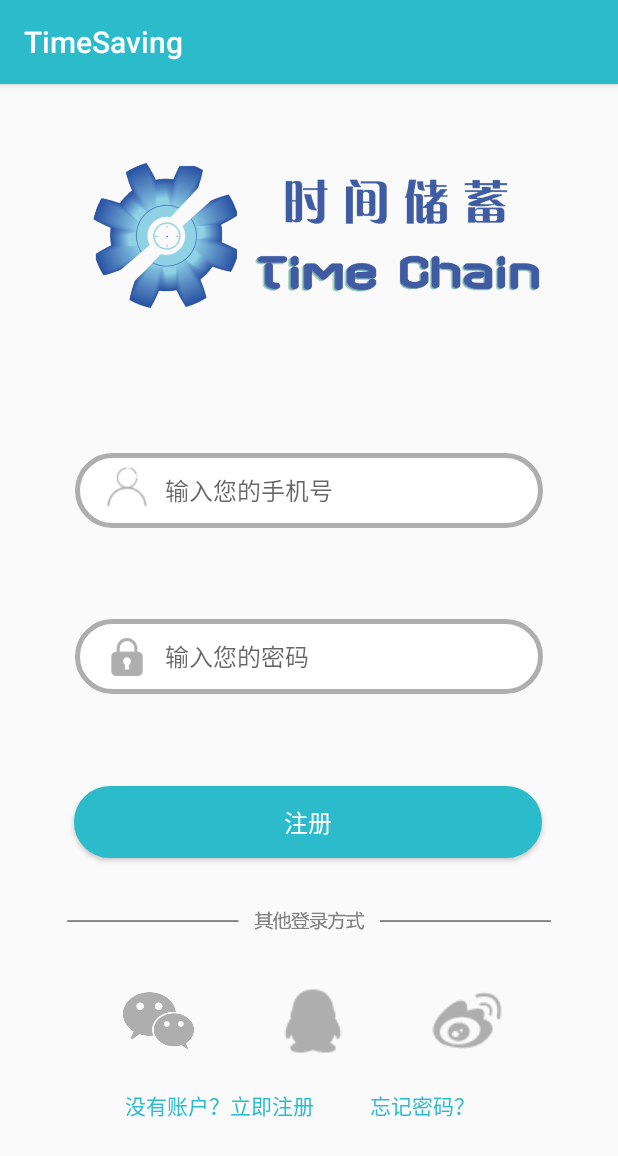
After one commit to 449627440/TimeSaving, an Android app: the LoginActivity screen opened directly, with no data from a screen before it, on a phone screen of 412 x 824 dp. The commit adds this screen. Shown: the top 1156 px of the screen. Run offline under Robolectric (Android 15) with nearby library versions, the phone set to English and light mode, and no system bars.

Commit message:
登录页面

```diff
--- a/app/src/main/AndroidManifest.xml
+++ b/app/src/main/AndroidManifest.xml
@@ -9,7 +9,8 @@
         android:roundIcon="@mipmap/ic_launcher_round"
         android:supportsRtl="true"
         android:theme="@style/AppTheme">
-        <activity android:name=".Welcome.RegisterActivity"></activity>
+        <activity android:name=".Welcome.LoginActivity"></activity>
+        <activity android:name=".Welcome.RegisterActivity" />
         <activity android:name=".MainActivity">
             <intent-filter>
                 <action android:name="android.intent.action.MAIN" />
--- /dev/null
+++ b/app/src/main/java/com/swufe/timesaving/Welcome/LoginActivity.java
@@ -0,0 +1,15 @@
+package com.swufe.timesaving.Welcome;
+
+import android.os.Bundle;
+import android.support.v7.app.AppCompatActivity;
+
+import com.swufe.timesaving.R;
+
+public class LoginActivity extends AppCompatActivity {
+
+    @Override
+    protected void onCreate(Bundle savedInstanceState) {
+        super.onCreate(savedInstanceState);
+        setContentView(R.layout.activity_login);
+    }
+}
--- /dev/null
+++ b/app/src/main/res/layout/activity_login.xml
@@ -0,0 +1,209 @@
+<?xml version="1.0" encoding="utf-8"?>
+<android.support.constraint.ConstraintLayout xmlns:android="http://schemas.android.com/apk/res/android"
+    xmlns:app="http://schemas.android.com/apk/res-auto"
+    xmlns:tools="http://schemas.android.com/tools"
+    android:layout_width="match_parent"
+    android:layout_height="match_parent"
+    tools:context=".Welcome.LoginActivity">
+
+    <ImageView
+        android:id="@+id/imageView2"
+        android:layout_width="307dp"
+        android:layout_height="186dp"
+        android:layout_marginStart="8dp"
+        android:layout_marginTop="8dp"
+        android:layout_marginEnd="8dp"
+        android:layout_marginBottom="8dp"
+        app:layout_constraintBottom_toBottomOf="parent"
+        app:layout_constraintEnd_toEndOf="parent"
+        app:layout_constraintHorizontal_bias="0.59"
+        app:layout_constraintStart_toStartOf="parent"
+        app:layout_constraintTop_toTopOf="parent"
+        app:layout_constraintVertical_bias="0.0"
+        app:srcCompat="@drawable/welcome_header" />
+
+    <EditText
+        android:id="@+id/editText2"
+        android:layout_width="match_parent"
+        android:layout_height="50dp"
+        android:layout_marginStart="50dp"
+        android:layout_marginTop="8dp"
+        android:layout_marginEnd="50dp"
+        android:layout_marginBottom="8dp"
+        android:background="@drawable/shape_edittext"
+        android:hint="输入您的手机号"
+        android:inputType="phone"
+        android:textSize="16sp"
+        app:layout_constraintBottom_toBottomOf="parent"
+        app:layout_constraintEnd_toEndOf="parent"
+        app:layout_constraintHorizontal_bias="0.0"
+        app:layout_constraintStart_toStartOf="parent"
+        app:layout_constraintTop_toBottomOf="@+id/imageView2"
+        app:layout_constraintVertical_bias="0.087" />
+
+    <EditText
+        android:id="@+id/editText"
+        android:layout_width="match_parent"
+        android:layout_height="50dp"
+        android:layout_marginStart="50dp"
+        android:layout_marginTop="8dp"
+        android:layout_marginEnd="50dp"
+        android:layout_marginBottom="8dp"
+        android:background="@drawable/shape_edittext"
+        android:hint="输入您的密码"
+        android:inputType="textPassword"
+        android:textSize="16sp"
+        app:layout_constraintBottom_toBottomOf="parent"
+        app:layout_constraintEnd_toEndOf="parent"
+        app:layout_constraintStart_toStartOf="parent"
+        app:layout_constraintTop_toBottomOf="@+id/editText2"
+        app:layout_constraintVertical_bias="0.13" />
+
+    <android.support.constraint.Guideline
+        android:id="@+id/guideline"
+        android:layout_width="wrap_content"
+        android:layout_height="wrap_content"
+        android:orientation="vertical"
+        app:layout_constraintGuide_begin="211dp" />
+
+    <Button
+        android:id="@+id/button"
+        android:layout_width="312dp"
+        android:layout_height="wrap_content"
+        android:layout_marginStart="8dp"
+        android:layout_marginTop="8dp"
+        android:layout_marginEnd="8dp"
+        android:layout_marginBottom="8dp"
+        android:background="@drawable/shape_button"
+        android:text="注册"
+        android:textColor="@color/white"
+        android:textSize="16sp"
+        app:layout_constraintBottom_toBottomOf="parent"
+        app:layout_constraintEnd_toEndOf="parent"
+        app:layout_constraintHorizontal_bias="0.493"
+        app:layout_constraintStart_toStartOf="parent"
+        app:layout_constraintTop_toBottomOf="@+id/editText"
+        app:layout_constraintVertical_bias="0.18" />
+
+    <ImageView
+        android:id="@+id/imageView"
+        android:layout_width="323dp"
+        android:layout_height="30dp"
+        android:layout_marginStart="8dp"
+        android:layout_marginTop="8dp"
+        android:layout_marginEnd="8dp"
+        android:layout_marginBottom="8dp"
+        app:layout_constraintBottom_toBottomOf="parent"
+        app:layout_constraintEnd_toEndOf="parent"
+        app:layout_constraintStart_toStartOf="parent"
+        app:layout_constraintTop_toBottomOf="@+id/button"
+        app:layout_constraintVertical_bias="0.100000024"
+        app:srcCompat="@drawable/welcome_divider" />
+
+    <ImageView
+        android:id="@+id/imageView3"
+        android:layout_width="47dp"
+        android:layout_height="46dp"
+        android:layout_marginStart="8dp"
+        android:layout_marginTop="8dp"
+        android:layout_marginEnd="8dp"
+        android:layout_marginBottom="8dp"
+        app:layout_constraintBottom_toBottomOf="parent"
+        app:layout_constraintEnd_toStartOf="@+id/guideline"
+        app:layout_constraintStart_toStartOf="parent"
+        app:layout_constraintTop_toBottomOf="@+id/imageView"
+        app:layout_constraintVertical_bias="0.13999999"
+        app:srcCompat="@drawable/welcome_wx" />
+
+    <ImageView
+        android:id="@+id/imageView4"
+        android:layout_width="wrap_content"
+        android:layout_height="wrap_content"
+        android:layout_marginStart="8dp"
+        android:layout_marginTop="8dp"
+        android:layout_marginEnd="8dp"
+        android:layout_marginBottom="8dp"
+        app:layout_constraintBottom_toBottomOf="parent"
+        app:layout_constraintEnd_toStartOf="@+id/imageView5"
+        app:layout_constraintStart_toEndOf="@+id/imageView3"
+        app:layout_constraintTop_toBottomOf="@+id/imageView"
+        app:layout_constraintVertical_bias="0.13999999"
+        app:srcCompat="@drawable/welcome_qq" />
+
+    <ImageView
+        android:id="@+id/imageView5"
+        android:layout_width="wrap_content"
+        android:layout_height="wrap_content"
+        android:layout_marginStart="8dp"
+        android:layout_marginTop="8dp"
+        android:layout_marginEnd="8dp"
+        android:layout_marginBottom="8dp"
+        app:layout_constraintBottom_toBottomOf="parent"
+        app:layout_constraintEnd_toEndOf="parent"
+        app:layout_constraintStart_toStartOf="@+id/guideline"
+        app:layout_constraintTop_toBottomOf="@+id/imageView"
+        app:layout_constraintVertical_bias="0.13"
+        app:srcCompat="@drawable/welcome_wb" />
+
+    <TextView
+        android:id="@+id/textView2"
+        android:layout_width="wrap_content"
+        android:layout_height="wrap_content"
+        android:layout_marginStart="8dp"
+        android:layout_marginTop="8dp"
+        android:layout_marginEnd="8dp"
+        android:layout_marginBottom="8dp"
+        android:text="没有账户？立即注册"
+        android:textColor="@color/colorPrimary"
+        app:layout_constraintBottom_toBottomOf="parent"
+        app:layout_constraintEnd_toEndOf="parent"
+        app:layout_constraintHorizontal_bias="0.28"
+        app:layout_constraintStart_toStartOf="parent"
+        app:layout_constraintTop_toBottomOf="@+id/imageView4"
+        app:layout_constraintVertical_bias="0.16000003" />
+
+    <TextView
+        android:id="@+id/tv_login"
+        android:layout_width="wrap_content"
+        android:layout_height="wrap_content"
+        android:layout_marginStart="8dp"
+        android:layout_marginTop="8dp"
+        android:layout_marginEnd="8dp"
+        android:layout_marginBottom="8dp"
+        android:text="忘记密码？"
+        android:textColor="@color/colorPrimary"
+        app:layout_constraintBottom_toBottomOf="parent"
+        app:layout_constraintEnd_toEndOf="parent"
+        app:layout_constraintHorizontal_bias="0.25"
+        app:layout_constraintStart_toEndOf="@+id/textView2"
+        app:layout_constraintTop_toBottomOf="@+id/imageView4"
+        app:layout_constraintVertical_bias="0.16000003" />
+
+    <ImageView
+        android:id="@+id/imageView6"
+        android:layout_width="36dp"
+        android:layout_height="36dp"
+        android:layout_marginStart="8dp"
+        android:layout_marginEnd="8dp"
+        app:layout_constraintBottom_toBottomOf="@+id/editText2"
+        app:layout_constraintEnd_toStartOf="@+id/guideline"
+        app:layout_constraintHorizontal_bias="0.08"
+        app:layout_constraintStart_toStartOf="@+id/editText2"
+        app:layout_constraintTop_toTopOf="@+id/editText2"
+        app:srcCompat="@drawable/welcome_gr" />
+
+    <ImageView
+        android:id="@+id/imageView9"
+        android:layout_width="25dp"
+        android:layout_height="25dp"
+        android:layout_marginStart="8dp"
+        android:layout_marginEnd="8dp"
+        app:layout_constraintBottom_toBottomOf="@+id/editText"
+        app:layout_constraintEnd_toStartOf="@+id/guideline"
+        app:layout_constraintHorizontal_bias="0.12"
+        app:layout_constraintStart_toStartOf="@+id/editText"
+        app:layout_constraintTop_toTopOf="@+id/editText"
+        app:srcCompat="@drawable/welcome_password" />
+
+
+</android.support.constraint.ConstraintLayout>
--- a/app/src/main/res/layout/activity_register.xml
+++ b/app/src/main/res/layout/activity_register.xml
@@ -31,6 +31,7 @@ tools:context=".Welcome.RegisterActivity">
         android:layout_marginBottom="8dp"
         android:background="@drawable/shape_edittext"
         android:hint="输入您的手机号"
+        android:inputType="phone"
         android:textSize="16sp"
         app:layout_constraintBottom_toBottomOf="parent"
         app:layout_constraintEnd_toEndOf="parent"
@@ -49,6 +50,7 @@ tools:context=".Welcome.RegisterActivity">
         android:layout_marginBottom="8dp"
         android:background="@drawable/shape_edittext"
         android:hint="输入验证码"
+        android:inputType="number"
         android:textSize="16sp"
         app:layout_constraintBottom_toBottomOf="parent"
         app:layout_constraintEnd_toStartOf="@+id/button_getVcode"
@@ -66,6 +68,7 @@ tools:context=".Welcome.RegisterActivity">
         android:layout_marginBottom="8dp"
         android:background="@drawable/shape_edittext"
         android:hint="设置您的密码"
+        android:inputType="text"
         android:textSize="16sp"
         app:layout_constraintBottom_toBottomOf="parent"
         app:layout_constraintEnd_toEndOf="parent"
@@ -84,6 +87,7 @@ tools:context=".Welcome.RegisterActivity">
         android:layout_marginBottom="8dp"
         android:background="@drawable/shape_edittext"
         android:hint="确认密码"
+        android:inputType="text"
         android:textSize="16sp"
         app:layout_constraintBottom_toBottomOf="parent"
         app:layout_constraintEnd_toEndOf="parent"
```
Lines whose indentation alone changed are shown as unchanged.
